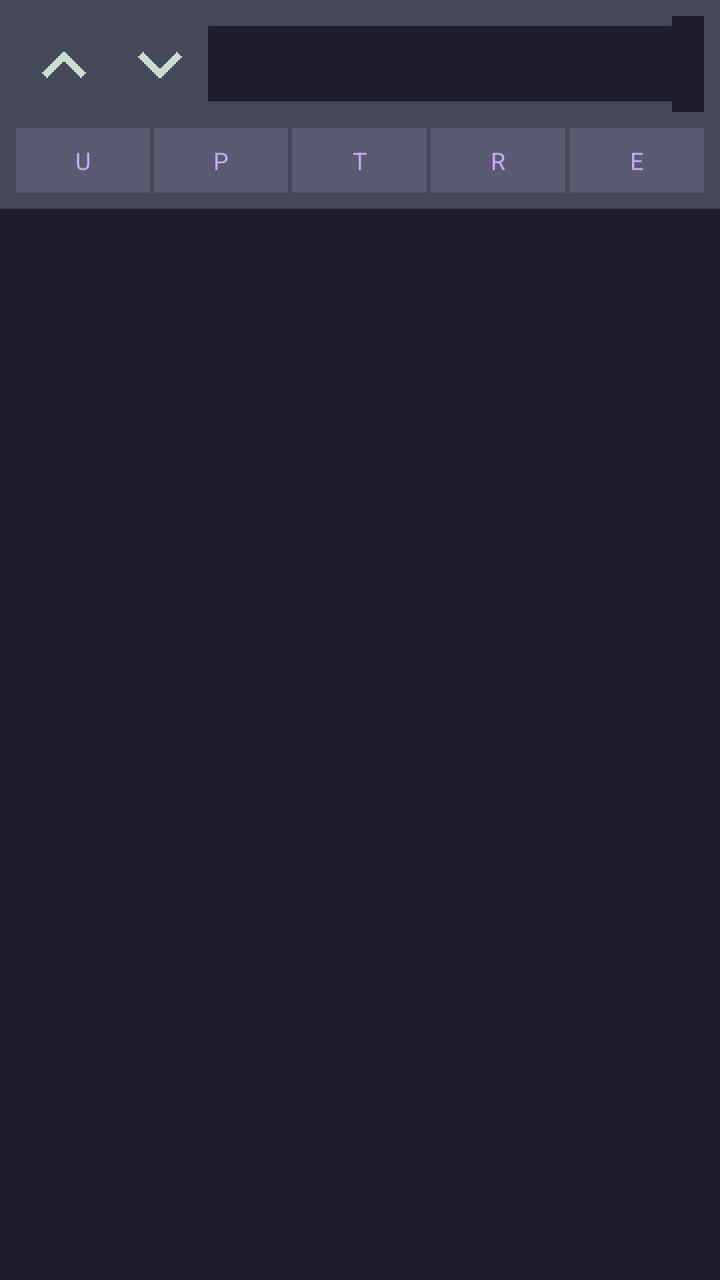
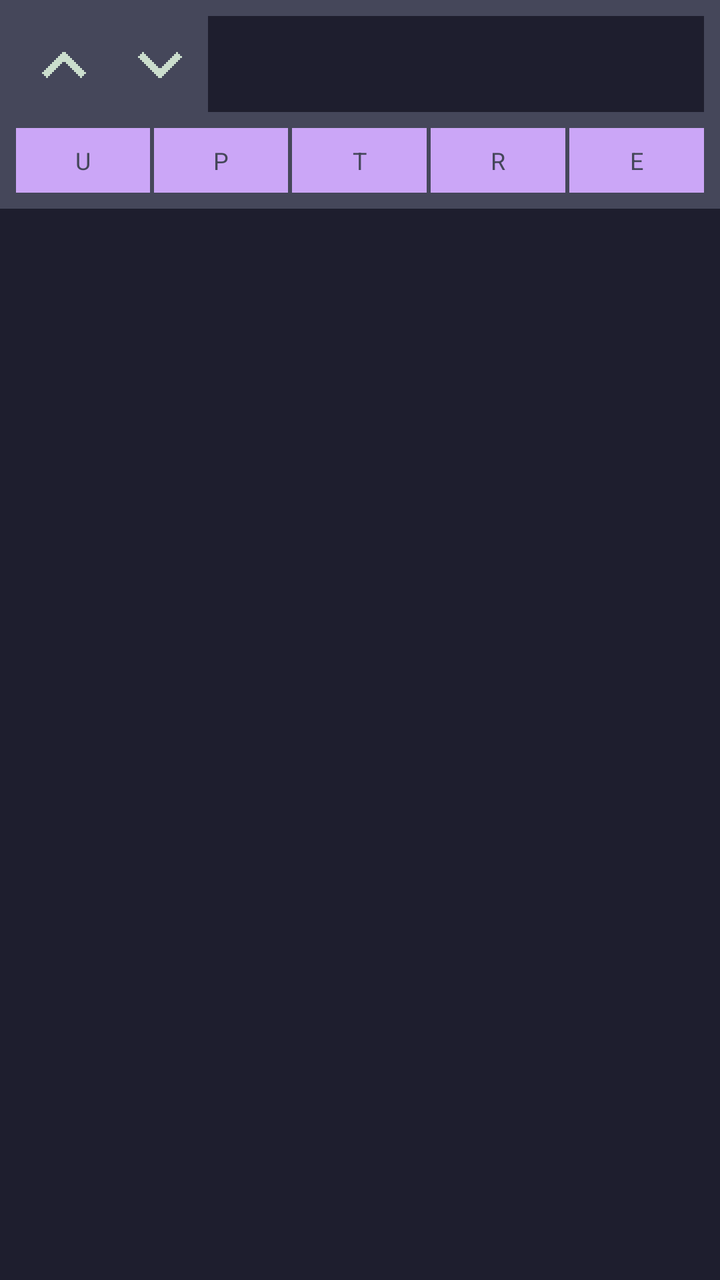

The first picture is an Android layout as it rendered before a commit; the second is the same layout after the commit. The layout source and the unified diff follow.
<!-- AndroidManifest.xml: application theme Theme.Okapi -->
<!-- res/layout/list_item_entry.xml -->
<?xml version="1.0" encoding="utf-8"?>
<LinearLayout xmlns:android="http://schemas.android.com/apk/res/android"
    android:id="@+id/entry_row"
    style="@style/VerticalList">

    <LinearLayout
        style="@style/HorizontalList"
        android:background="@color/surface_0"
        android:paddingLeft="@dimen/space_between_elements"
        android:paddingTop="@dimen/space_between_elements"
        android:paddingRight="@dimen/space_between_elements"
        android:paddingBottom="@dimen/space_between_elements">

        <FrameLayout
            android:id="@+id/ascend_button"
            android:layout_width="wrap_content"
            android:layout_height="wrap_content"
            android:padding="@dimen/small">

            <ImageView
                android:id="@+id/ascend_icon"
                style="@style/Icon24"
                android:contentDescription="@string/altdescr_move_up"
                android:src="@drawable/px_chevron_up"
                android:tag="accent" />
        </FrameLayout>

        <FrameLayout
            android:id="@+id/descend_button"
            android:layout_width="wrap_content"
            android:layout_height="wrap_content"
            android:padding="@dimen/small">

            <ImageView
                android:id="@+id/descend_icon"
                style="@style/Icon24"
                android:contentDescription="@string/altdescr_move_down"
                android:src="@drawable/px_chevron_down"
                android:tag="accent" />
        </FrameLayout>

        <TextView
            android:id="@+id/row_text"
            style="@style/Text"
            android:layout_width="0dp"
            android:layout_weight="1"
            android:background="@color/base"
            android:ellipsize="end"
            android:padding="@dimen/space_between_elements"
            android:singleLine="true" />

        <TextView
            android:id="@+id/row_date"
            style="@style/Text"
            android:layout_width="wrap_content"
            android:layout_height="match_parent"
            android:background="@color/base"
            android:padding="@dimen/space_between_elements"
            android:textColor="@color/disabled"
            android:textSize="@dimen/small" />
    </LinearLayout>

    <LinearLayout
        android:id="@+id/row_actions"
        style="@style/HorizontalList"
        android:background="@color/surface_0"
        android:paddingLeft="@dimen/space_between_elements"
        android:paddingRight="@dimen/space_between_elements"
        android:paddingBottom="@dimen/space_between_elements">

        <Button
            android:id="@+id/row_user"
            style="@style/BTN_Small"
            android:layout_width="0dp"
            android:layout_height="wrap_content"
            android:layout_weight="1"
            android:text="U" />

        <View style="@style/SeparatorListHorizontalSmall" />

        <Button
            android:id="@+id/row_password"
            style="@style/BTN_Small"
            android:layout_width="0dp"
            android:layout_height="wrap_content"
            android:layout_weight="1"
            android:text="P" />

        <View style="@style/SeparatorListHorizontalSmall" />

        <Button
            android:id="@+id/row_totp"
            style="@style/BTN_Small"
            android:layout_width="0dp"
            android:layout_height="wrap_content"
            android:layout_weight="1"
            android:text="T" />

        <View style="@style/SeparatorListHorizontalSmall" />

        <Button
            android:id="@+id/row_url"
            style="@style/BTN_Small"
            android:layout_width="0dp"
            android:layout_height="wrap_content"
            android:layout_weight="1"
            android:text="R" />

        <View style="@style/SeparatorListHorizontalSmall" />

        <Button
            android:id="@+id/row_edit"
            style="@style/BTN_Small"
            android:layout_width="0dp"
            android:layout_height="wrap_content"
            android:layout_weight="1"
            android:text="E" />
    </LinearLayout>
</LinearLayout>
<!-- resources referenced by this layout -->
<resources>
  <color name="base">#1E1E2E</color>
  <color name="disabled">#585B70</color>
  <color name="surface_0">#45475A</color>
  <dimen name="small">12sp</dimen>
  <dimen name="space_between_elements">8dp</dimen>
  <!-- drawable px_chevron_down (drawable) -->
  <vector xmlns:android="http://schemas.android.com/apk/res/android"
      android:width="24dp"
      android:height="24dp"
      android:viewportWidth="24"
      android:viewportHeight="24">
      <path
          android:fillColor="#CBDECD"
          android:pathData="M23,8l0,1l-1,0l0,1l-1,0l0,1l-1,0l0,1l-1,0l0,1l-1,0l0,1l-1,0l0,1l-1,0l0,1l-1,0l0,1l-1,0l0,1l-1,0l0,1l-2,0l0,-1l-1,0l0,-1l-1,0l0,-1l-1,0l0,-1l-1,0l0,-1l-1,0l0,-1l-1,0l0,-1l-1,0l0,-1l-1,0l0,-1l-1,0l0,-1l-1,0l0,-1l1,0l0,-1l1,0l0,-1l1,0l0,1l1,0l0,1l1,0l0,1l1,0l0,1l1,0l0,1l1,0l0,1l1,0l0,1l1,0l0,1l2,0l0,-1l1,0l0,-1l1,0l0,-1l1,0l0,-1l1,0l0,-1l1,0l0,-1l1,0l0,-1l1,0l0,-1l1,0l0,1l1,0l0,1l1,0z" />
  </vector>
  <!-- drawable px_chevron_up (drawable) -->
  <vector xmlns:android="http://schemas.android.com/apk/res/android"
      android:width="24dp"
      android:height="24dp"
      android:viewportWidth="24"
      android:viewportHeight="24">
      <path
          android:fillColor="#CBDECD"
          android:pathData="M23,16l0,1l-1,0l0,1l-1,0l0,1l-1,0l0,-1l-1,0l0,-1l-1,0l0,-1l-1,0l0,-1l-1,0l0,-1l-1,0l0,-1l-1,0l0,-1l-1,0l0,-1l-2,0l0,1l-1,0l0,1l-1,0l0,1l-1,0l0,1l-1,0l0,1l-1,0l0,1l-1,0l0,1l-1,0l0,1l-1,0l0,-1l-1,0l0,-1l-1,0l0,-1l1,0l0,-1l1,0l0,-1l1,0l0,-1l1,0l0,-1l1,0l0,-1l1,0l0,-1l1,0l0,-1l1,0l0,-1l1,0l0,-1l1,0l0,-1l2,0l0,1l1,0l0,1l1,0l0,1l1,0l0,1l1,0l0,1l1,0l0,1l1,0l0,1l1,0l0,1l1,0l0,1l1,0l0,1l1,0z" />
  </vector>
  <string name="altdescr_move_down">Move down</string>
  <string name="altdescr_move_up">Move up</string>
  <style name="BTN_Small" parent="BTN">
          <item name="android:textColor">@color/accent</item>
          <item name="android:background">@color/surface_1</item>
          <item name="android:padding">8dp</item>
          <item name="android:textSize">@dimen/small</item>
      </style>
  <style name="HorizontalList" parent="BlockFlow">
          <item name="android:orientation">horizontal</item>
          <item name="android:gravity">center_vertical</item>
      </style>
  <style name="Icon24">
          <item name="android:layout_width">24dp</item>
          <item name="android:layout_height">24dp</item>
          <item name="android:layout_gravity">center</item>
      </style>
  <style name="SeparatorListHorizontalSmall">
          <item name="android:layout_width">@dimen/space_between_elements_small</item>
          <item name="android:layout_height">@dimen/space_between_elements_small</item>
      </style>
  <style name="Text" parent="BlockFlow">
          <item name="android:textColor">@color/text</item>
          <item name="android:textSize">@dimen/text</item>
      </style>
  <style name="VerticalList" parent="BlockFlow">
          <item name="android:orientation">vertical</item>
      </style>
  <style name="Theme.Okapi" parent="@android:style/Theme.Black.NoTitleBar">
          <item name="android:windowBackground">@color/base</item>
          <item name="android:textColor">@color/text</item>
      </style>
  <style name="BTN" parent="BlockFlow">
          <item name="android:padding">16dp</item>
          <item name="android:textColor">@color/base</item>
          <item name="android:textSize">@dimen/text</item>
          <item name="android:background">@color/accent</item>
      </style>
  <color name="accent">#CBA6F7</color>
  <color name="surface_1">#585B71</color>
  <style name="BlockFlow">
          <item name="android:layout_width">match_parent</item>
          <item name="android:layout_height">wrap_content</item>
      </style>
  <dimen name="space_between_elements_small">2dp</dimen>
  <color name="text">#CDD6F4</color>
  <dimen name="text">16sp</dimen>
</resources>

<!-- the commit's change to res/layout/list_item_entry.xml (unified diff, before → after) -->
@@ -43,9 +43,11 @@
             android:id="@+id/row_text"
             style="@style/Text"
             android:layout_width="0dp"
+            android:layout_height="match_parent"
             android:layout_weight="1"
             android:background="@color/base"
             android:ellipsize="end"
+            android:gravity="center_vertical"
             android:padding="@dimen/space_between_elements"
             android:singleLine="true" />
 
@@ -55,6 +57,7 @@
             android:layout_width="wrap_content"
             android:layout_height="match_parent"
             android:background="@color/base"
+            android:gravity="center"
             android:padding="@dimen/space_between_elements"
             android:textColor="@color/disabled"
             android:textSize="@dimen/small" />
@@ -116,4 +119,6 @@
             android:layout_weight="1"
             android:text="E" />
     </LinearLayout>
+
+    <View style="@style/SeparatorListVertical" />
 </LinearLayout>
<!-- resource entries referenced after the edit -->
@@ -27,9 +27,9 @@
   </vector>
   <string name="altdescr_move_down">Move down</string>
   <string name="altdescr_move_up">Move up</string>
-  <style name="BTN_Small" parent="BTN">
-          <item name="android:textColor">@color/accent</item>
-          <item name="android:background">@color/surface_1</item>
+  <style name="BTN_Small" parent="BlockFlow">
+          <item name="android:textColor">@color/surface_0</item>
+          <item name="android:background">@color/accent</item>
           <item name="android:padding">8dp</item>
           <item name="android:textSize">@dimen/small</item>
       </style>
@@ -46,6 +46,10 @@
           <item name="android:layout_width">@dimen/space_between_elements_small</item>
           <item name="android:layout_height">@dimen/space_between_elements_small</item>
       </style>
+  <style name="SeparatorListVertical">
+          <item name="android:layout_width">match_parent</item>
+          <item name="android:layout_height">@dimen/space_between_elements</item>
+      </style>
   <style name="Text" parent="BlockFlow">
           <item name="android:textColor">@color/text</item>
           <item name="android:textSize">@dimen/text</item>
@@ -57,14 +61,7 @@
           <item name="android:windowBackground">@color/base</item>
           <item name="android:textColor">@color/text</item>
       </style>
-  <style name="BTN" parent="BlockFlow">
-          <item name="android:padding">16dp</item>
-          <item name="android:textColor">@color/base</item>
-          <item name="android:textSize">@dimen/text</item>
-          <item name="android:background">@color/accent</item>
-      </style>
   <color name="accent">#CBA6F7</color>
-  <color name="surface_1">#585B71</color>
   <style name="BlockFlow">
           <item name="android:layout_width">match_parent</item>
           <item name="android:layout_height">wrap_content</item>
